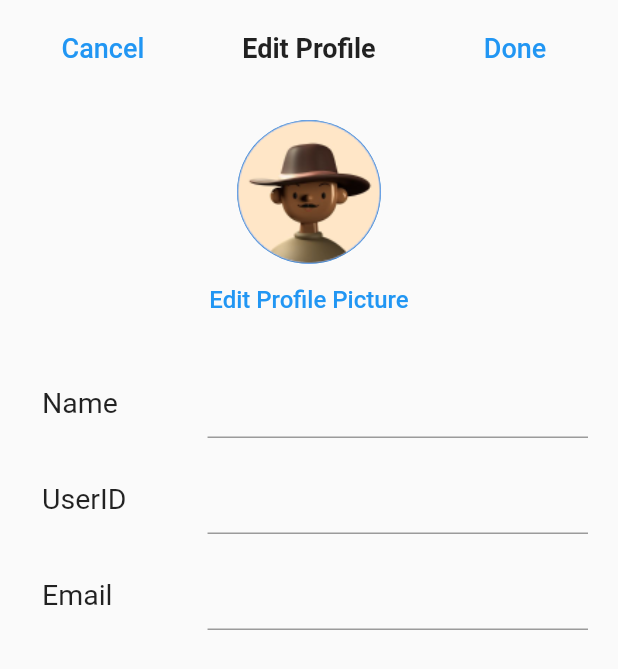
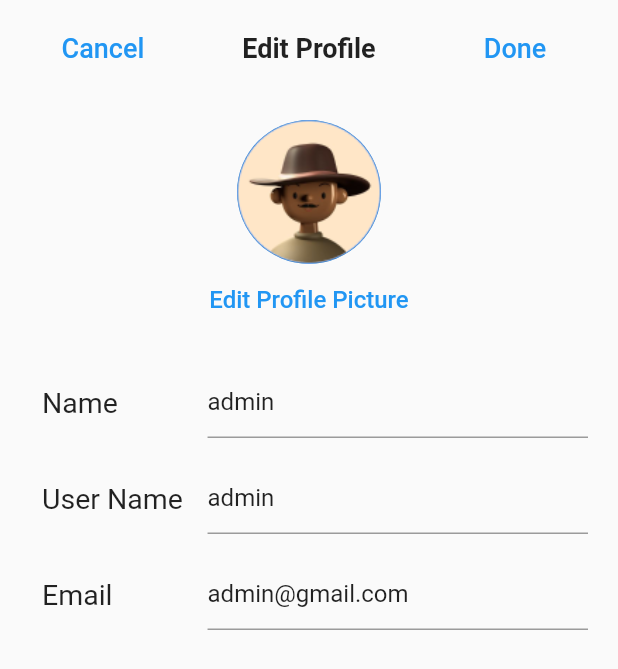
Before and after one commit to seabeePraveen/Qconnect-App, a Flutter app: the ProfilePage screen opened by its route, on a phone screen of 412 x 824 dp. Shown: the top 669 px of the screen. Run offline on Flutter 3.47's test engine with Material 2 defaults, Android fonts, the phone set to English and light mode, and no system bars; our stand-ins replace get.

Commit message:
added model and connected update backend to frontend

```diff
--- a/lib/main.dart
+++ b/lib/main.dart
@@ -20,7 +20,7 @@ class MyApp extends StatelessWidget {
       providers: [ChangeNotifierProvider(create: (_) => AuthProvider())],
       child: MaterialApp(
         // home: const ProfilePage(),
-        initialRoute: MyRoutes.HomePage,
+        initialRoute: MyRoutes.LoginPage,
         debugShowCheckedModeBanner: false,
         routes: {
           MyRoutes.ProfilePage: (context) => const ProfilePage(),
--- /dev/null
+++ b/lib/model.dart
@@ -0,0 +1,8 @@
+class User {
+  String? username;
+  String? email;
+  String? name;
+  String? phone_number;
+
+  User({this.email, this.name, this.phone_number, this.username});
+}
--- a/lib/pages/profile_page.dart
+++ b/lib/pages/profile_page.dart
@@ -6,6 +6,7 @@ import 'package:chatt_app_frontend/provider/token_provider.dart';
 import 'package:chatt_app_frontend/utils/routes.dart';
 import 'package:flutter/material.dart';
 import 'package:flutter/services.dart';
+import 'package:get/get.dart';
 import 'package:http/http.dart' as http;
 import 'package:provider/provider.dart';
 
@@ -18,33 +19,8 @@ class ProfilePage extends StatefulWidget {
 
 class _ProfilePageState extends State<ProfilePage> {
   TextEditingController _nameController = TextEditingController();
-  TextEditingController _userIDController = TextEditingController();
+  TextEditingController _usernameController = TextEditingController();
   TextEditingController _emailController = TextEditingController();
-  String? name;
-  String? email;
-  String? userid;
-
-  @override
-  void initState() {
-    super.initState();
-    get_data();
-  }
-
-  get_data() async {
-    final authProvider = Provider.of<AuthProvider>(context);
-    print(authProvider.loggedstatus);
-    print(authProvider.token);
-    // var response = await http.post(
-    //   Uri.parse("http://10.0.2.2:8000/api/get_user/"),
-    //   body: {"token": authProvider.token},
-    // );
-
-    // var jsonResponse = jsonDecode(response.body);
-    // print(jsonResponse);
-    // _nameController.text = jsonResponse['name'];
-    // _userIDController.text = jsonResponse['userid'];
-    // _emailController.text = jsonResponse['email'];
-  }
 
   @override
   Widget build(BuildContext context) {
@@ -53,6 +29,10 @@ class _ProfilePageState extends State<ProfilePage> {
           statusBarIconBrightness: Brightness.dark,
           statusBarColor: Color.fromARGB(255, 255, 255, 255)),
     );
+    final authProvider = Provider.of<AuthProvider>(context);
+    _nameController.text = authProvider.user.name!;
+    _emailController.text = authProvider.user.email!;
+    _usernameController.text = authProvider.user.username!;
     return Scaffold(
       body: SingleChildScrollView(
         child: SafeArea(
@@ -93,7 +73,13 @@ class _ProfilePageState extends State<ProfilePage> {
                             fontSize: 18,
                           ),
                         ),
-                        onPressed: () {},
+                        onPressed: () {
+                          authProvider.userUpdate(
+                              _usernameController.text.toString(),
+                              _emailController.text,
+                              _nameController.text.toString());
+                          Navigator.pop(context);
+                        },
                       ),
                     ),
                   ],
@@ -153,7 +139,7 @@ class _ProfilePageState extends State<ProfilePage> {
                         child: Padding(
                           padding: EdgeInsets.only(left: 8.0),
                           child: Text(
-                            "UserID",
+                            "User Name",
                             style: TextStyle(
                                 fontSize: 19, fontWeight: FontWeight.w400),
                           ),
@@ -161,7 +147,7 @@ class _ProfilePageState extends State<ProfilePage> {
                     Expanded(
                       flex: 75,
                       child: TextFormField(
-                        controller: _userIDController,
+                        controller: _usernameController,
                       ),
                     ),
                   ],
--- a/lib/provider/token_provider.dart
+++ b/lib/provider/token_provider.dart
@@ -2,57 +2,140 @@ import 'dart:convert';
 import 'package:flutter/material.dart';
 import 'package:flutter/foundation.dart';
 import 'package:http/http.dart' as http;
+import '../model.dart';
 
 class AuthProvider with ChangeNotifier {
   bool _loggedstatus = false;
   bool get loggedstatus => _loggedstatus;
   String _token = "Null";
   String get token => _token;
+  User _user = User(
+      name: "admin",
+      username: "admin",
+      email: "admin@gmail.com",
+      phone_number: "12345678");
+  User get user => _user;
 
   void setLoggedStatus(bool val) {
     _loggedstatus = val;
     notifyListeners();
   }
 
-  setToken(String tok) {
+  void setToken(String tok) {
     _token = tok;
     notifyListeners();
   }
 
-  void login(String userid, String password) async {
+  void setUser(
+      String username, String email, String name, String phone_number) {
+    _user = User(
+        email: email,
+        username: username,
+        name: name,
+        phone_number: phone_number);
+    notifyListeners();
+  }
+
+  void login(String username, String password) async {
     try {
       var response = await http.post(
         Uri.parse("http://10.0.2.2:8000/api/login/"),
-        body: {"userid": userid, "password": password},
+        body: {"username": username, "password": password},
       );
 
       if (response.statusCode == 200) {
         var jsonResponse = jsonDecode(response.body);
         setToken(jsonResponse['token']);
-        setLoggedStatus(true);
+        var userDetails = await http.post(
+          Uri.parse("http://10.0.2.2:8000/api/get_user/"),
+          body: {"token": token},
+        );
+
+        if (userDetails.statusCode == 200) {
+          var newJsonResponse = jsonDecode(userDetails.body);
+          if (newJsonResponse['name'] == null) {
+            newJsonResponse['name'] = "None";
+          }
+          if (newJsonResponse['phone_number'] == null) {
+            newJsonResponse['phone_number'] = "None";
+          }
+          setUser(newJsonResponse['username'], newJsonResponse['email'],
+              newJsonResponse['name'], newJsonResponse['phone_number']);
+          setLoggedStatus(true);
+        }
       } else if (response.statusCode == 404) {
         var jsonResponse = jsonDecode(response.body);
-        print(jsonResponse['message']);
+        print(jsonResponse);
       }
     } catch (e) {}
   }
 
-  void register(String userid, String email, String password) async {
+  void register(String username, String email, String password) async {
     try {
       var response = await http.post(
         Uri.parse("http://10.0.2.2:8000/api/register/"),
-        body: {"userid": userid, "email": email, "password": password},
+        body: {"username": username, "email": email, "password": password},
       );
 
-      print(response.statusCode);
       if (response.statusCode == 200) {
         var jsonResponse = jsonDecode(response.body);
         setToken(jsonResponse['token']);
-        setLoggedStatus(true);
-      } else if (response.statusCode == 404) {
+        var userDetails = await http.post(
+          Uri.parse("http://10.0.2.2:8000/api/get_user/"),
+          body: {"token": token},
+        );
+
+        if (userDetails.statusCode == 200) {
+          var newJsonResponse = jsonDecode(userDetails.body);
+          if (newJsonResponse['name'] == null) {
+            newJsonResponse['name'] = "None";
+          }
+          if (newJsonResponse['phone_number'] == null) {
+            newJsonResponse['phone_number'] = "None";
+          }
+          setUser(newJsonResponse['username'], newJsonResponse['email'],
+              newJsonResponse['name'], newJsonResponse['phone_number']);
+          setLoggedStatus(true);
+        }
+      } else {
         var jsonResponse = jsonDecode(response.body);
-        print(jsonResponse['message']);
+        print(jsonResponse);
       }
     } catch (e) {}
   }
+
+  void userUpdate(String username, String email, String name) async {
+    var response = await http.post(
+      Uri.parse("http://10.0.2.2:8000/api/update/"),
+      body: {
+        "username": username,
+        "email": email,
+        "token": token,
+        "name": name
+      },
+    );
+    if (response.statusCode == 200) {
+      var jsonResponse = jsonDecode(response.body);
+      var userDetails = await http.post(
+        Uri.parse("http://10.0.2.2:8000/api/get_user/"),
+        body: {"token": token},
+      );
+
+      if (userDetails.statusCode == 200) {
+        var newJsonResponse = jsonDecode(userDetails.body);
+        if (newJsonResponse['name'] == null) {
+          newJsonResponse['name'] = "None";
+        }
+        if (newJsonResponse['phone_number'] == null) {
+          newJsonResponse['phone_number'] = "None";
+        }
+        setUser(newJsonResponse['username'], newJsonResponse['email'],
+            newJsonResponse['name'], newJsonResponse['phone_number']);
+        setLoggedStatus(true);
+      }
+    } else {
+      var jsonResponse = jsonDecode(response.body);
+      print(jsonResponse);
+    }
+  }
 }
```
Also changed, not shown: lib/pages/signup_page.dart (+4 -3 lines).
